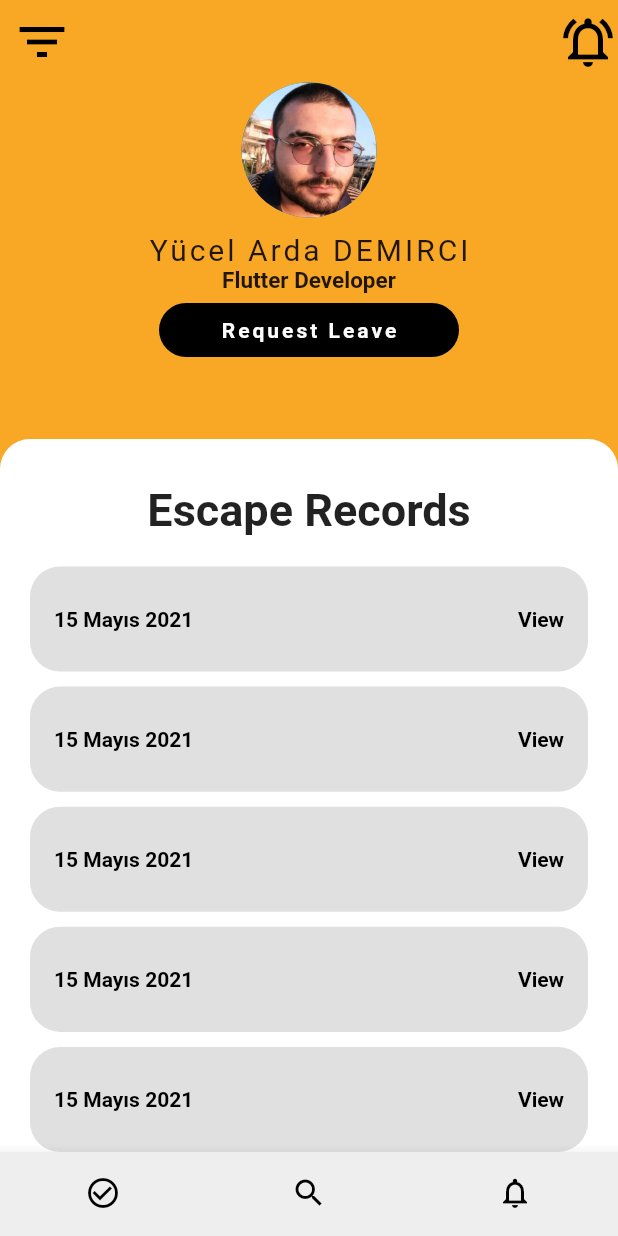
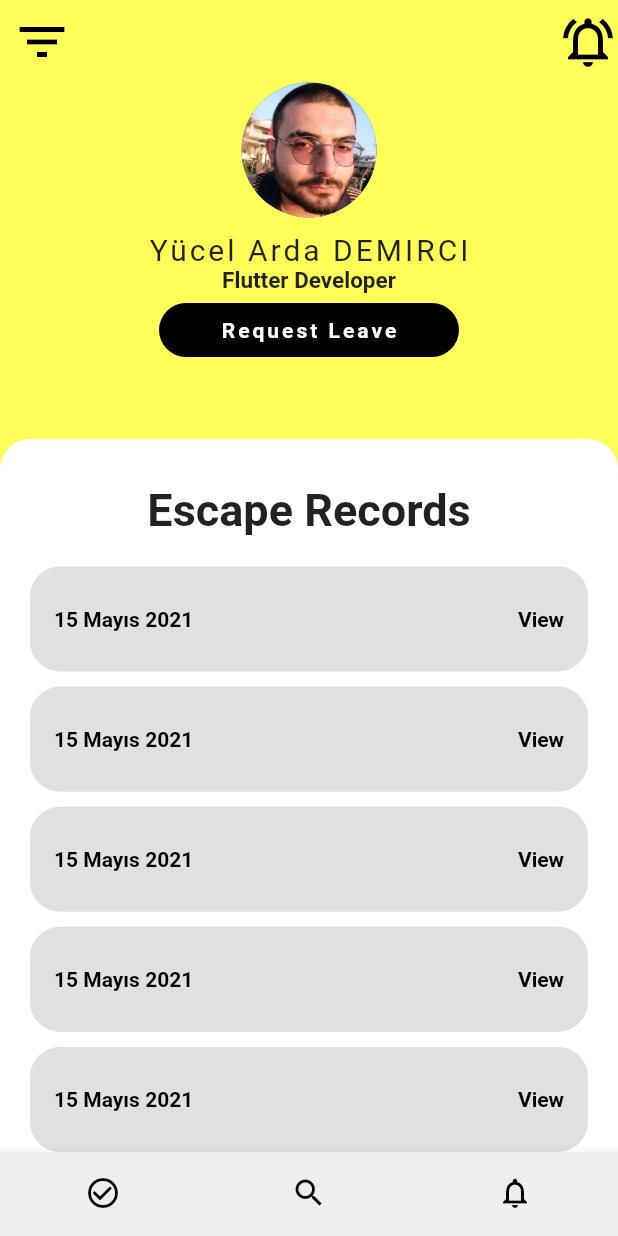
Before and after one commit to HyperactiveDuck/Dribble_Design_Clone, a Flutter app: the ThePage screen opened by its route, on a phone screen of 412 x 824 dp. Run offline on Flutter 3.47's test engine with Material 2 defaults, Android fonts, the light colour scheme and no system bars; our stand-ins replace google_fonts; Roboto replaces fonts that are missing (Changa).

Commit message:
dart tools

```diff
--- a/lib/constants.dart
+++ b/lib/constants.dart
@@ -12,7 +12,7 @@ TextStyle titleTextStyle =
 
 const Color topBarItemColor = Color.fromARGB(255, 0, 0, 0);
 
-const Color scaffold2BackgroundColor = Color.fromARGB(255, 249, 168, 37);
+const Color scaffold2BackgroundColor = Color.fromARGB(255, 255, 253, 88);
 const Color bottomBarItemColor = Color.fromARGB(255, 0, 0, 0);
 const Color bottomBarColor = Color.fromARGB(255, 238, 238, 238);
 
```
Also changed, not shown: 4 other files.
